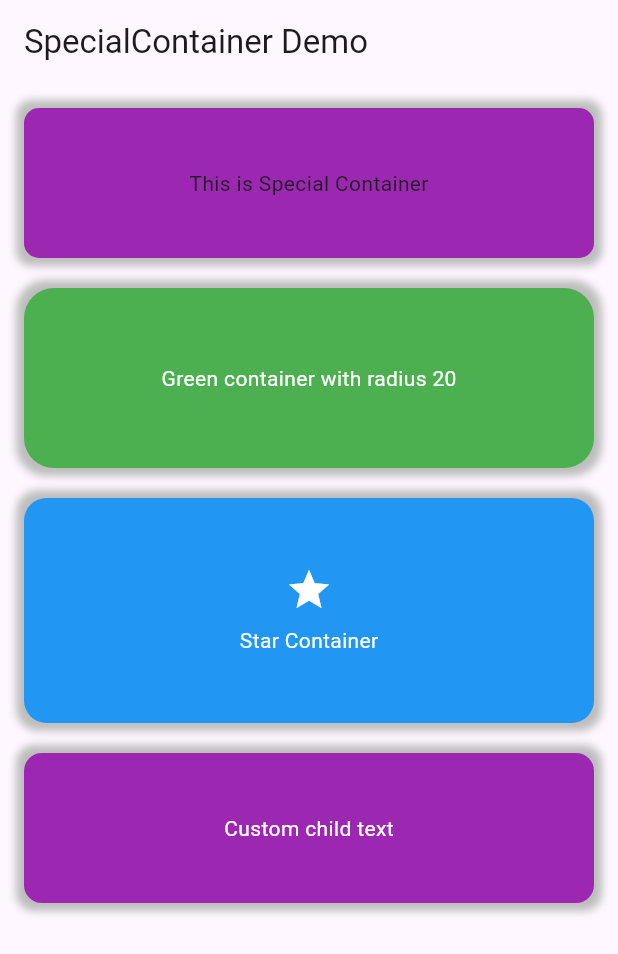
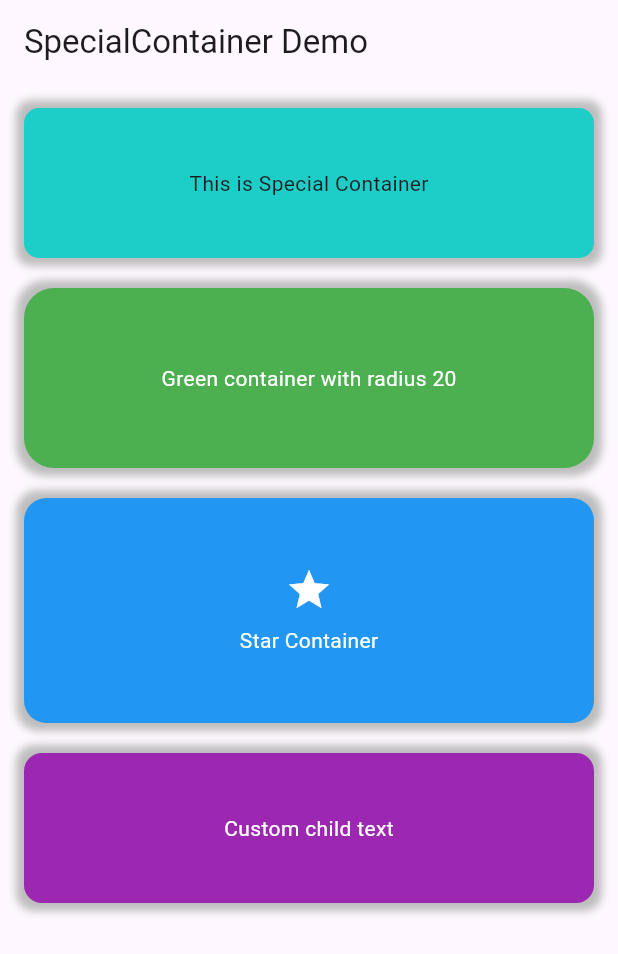
Before and after one commit to xzspace911/special-container-package, a Flutter app: the screen it shows after launch, on a phone screen of 412 x 824 dp. Shown: the top 954 px of the screen. Run offline on Flutter 3.47's test engine with Material 3 defaults, Android fonts, the phone set to English and light mode, and no system bars.

Commit message:
this is update

```diff
--- a/lib/src/special_container.dart
+++ b/lib/src/special_container.dart
@@ -44,7 +44,7 @@ class SpecialContainer extends StatelessWidget {
       height: height ?? 100,
       width: width ?? double.infinity,
       decoration: BoxDecoration(
-        color: color ?? Colors.purple,
+        color: color ?? const Color.fromARGB(255, 29, 206, 200),
         borderRadius: BorderRadius.circular(radius ?? 10),
         boxShadow: [
           BoxShadow(
--- a/pubspec.yaml
+++ b/pubspec.yaml
@@ -1,7 +1,7 @@
 name: special_container
 description: "SpecialContainer is a Flutter widget that provides customizable containers
   with padding, radius, shadows, and optional fade animations for clean UI components."
-version: 0.0.4
+version: 0.0.5
 homepage: https://github.com/xzspace911/special-container-package
 
 environment:
```
Also changed, not shown: 1 other file.
